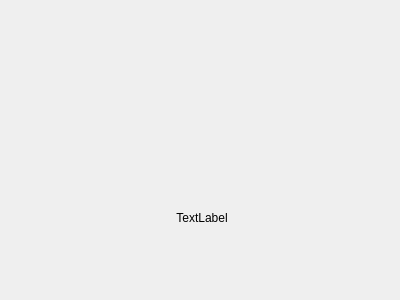
Thomas-Casadevall/AMazeIng, file mainwindow.ui: the form before one commit.
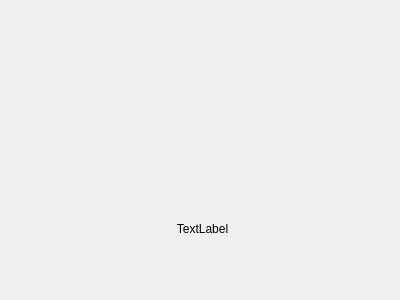
The form after the commit. Custom widgets are drawn as their Qt base class.

Commit message: mise en commun

Diff of the .ui file:
```diff
--- a/mainwindow.ui
+++ b/mainwindow.ui
@@ -34,10 +34,10 @@
      <widget class="QLabel" name="imageLabel_">
       <property name="geometry">
        <rect>
-        <x>0</x>
+        <x>1</x>
         <y>20</y>
-        <width>382</width>
-        <height>90</height>
+        <width>381</width>
+        <height>111</height>
        </rect>
       </property>
       <property name="text">
@@ -46,6 +46,9 @@
       <property name="alignment">
        <set>Qt::AlignCenter</set>
       </property>
+      <property name="wordWrap">
+       <bool>true</bool>
+      </property>
      </widget>
     </widget>
    </item>
```
The commit also changes 2 other files.
